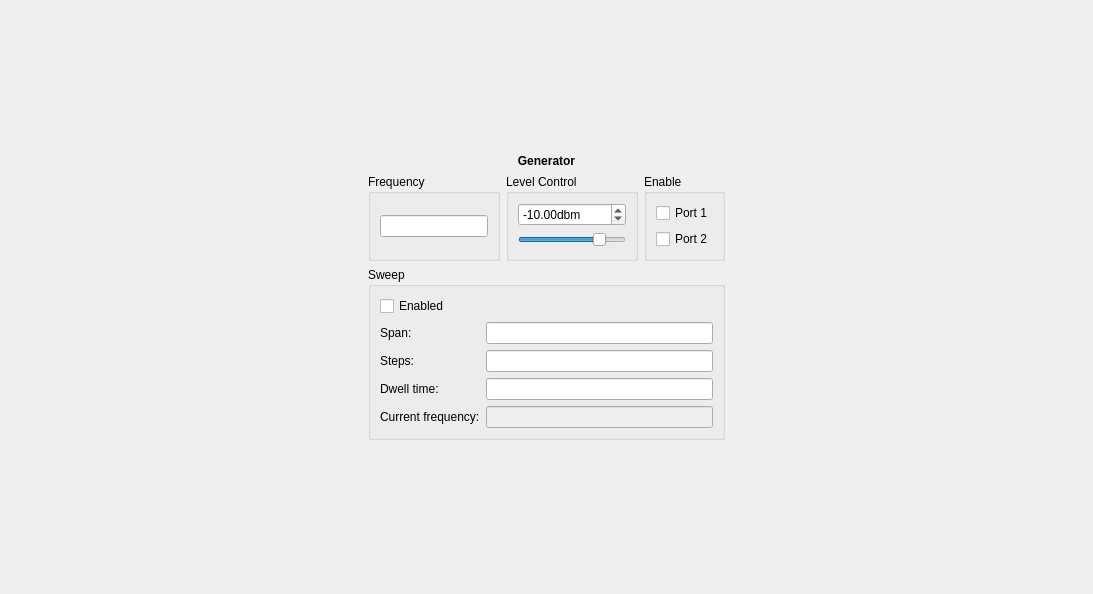
This is Software/PC_Application/Generator/signalgenwidget.ui in jankae/LibreVNA as Qt 5 draws it before an edit. The edited form follows.
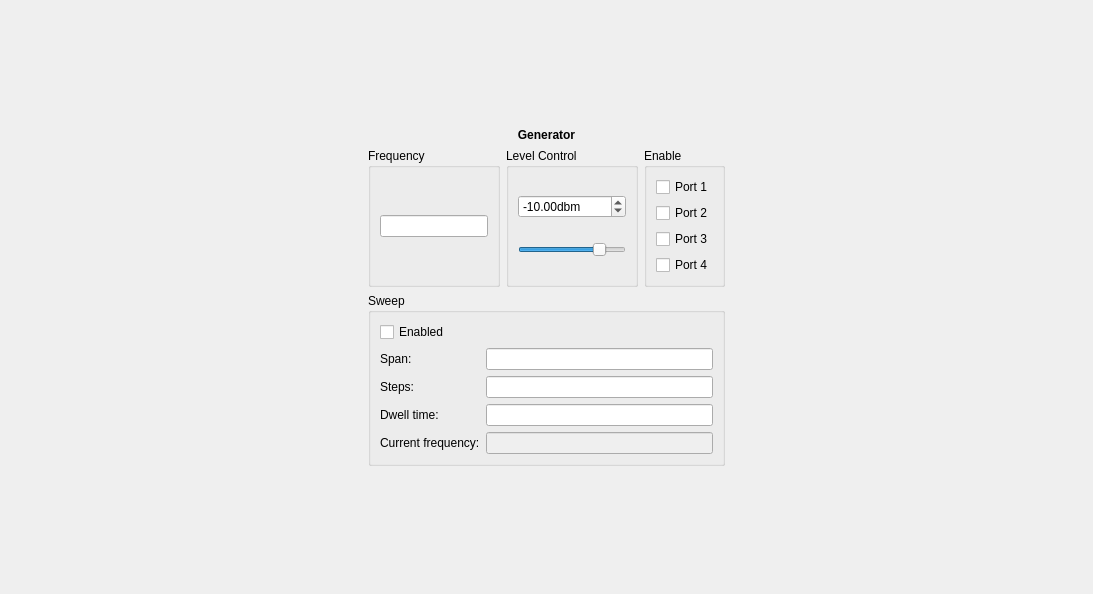
This is the edited form. Custom widgets are drawn as their Qt base class.

Diff of the .ui file:
```diff
--- a/Software/PC_Application/Generator/signalgenwidget.ui
+++ b/Software/PC_Application/Generator/signalgenwidget.ui
@@ -149,6 +149,29 @@
             <property name="text">
              <string>Port 2</string>
             </property>
+            <attribute name="buttonGroup">
+             <string notr="true">buttonGroup</string>
+            </attribute>
+           </widget>
+          </item>
+          <item>
+           <widget class="QCheckBox" name="EnablePort3">
+            <property name="text">
+             <string>Port 3</string>
+            </property>
+            <attribute name="buttonGroup">
+             <string notr="true">buttonGroup</string>
+            </attribute>
+           </widget>
+          </item>
+          <item>
+           <widget class="QCheckBox" name="EnablePort4">
+            <property name="text">
+             <string>Port 4</string>
+            </property>
+            <attribute name="buttonGroup">
+             <string notr="true">buttonGroup</string>
+            </attribute>
            </widget>
           </item>
          </layout>
```
Left out of the diff: 6 changed lines with no effect on the pictures.
